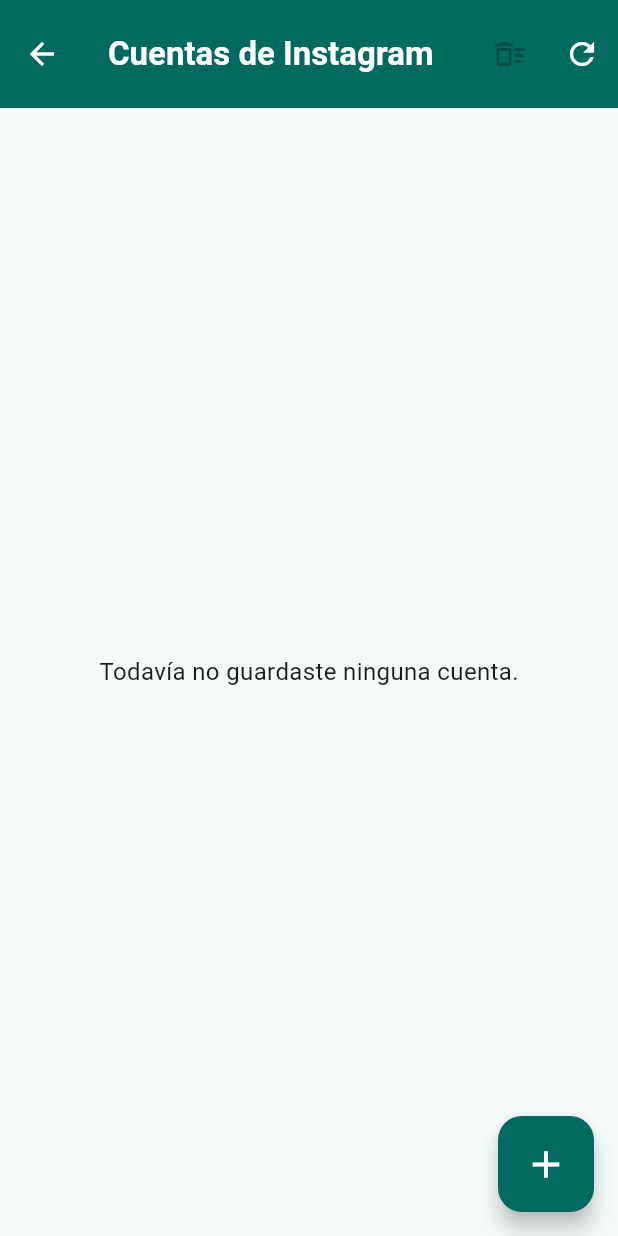
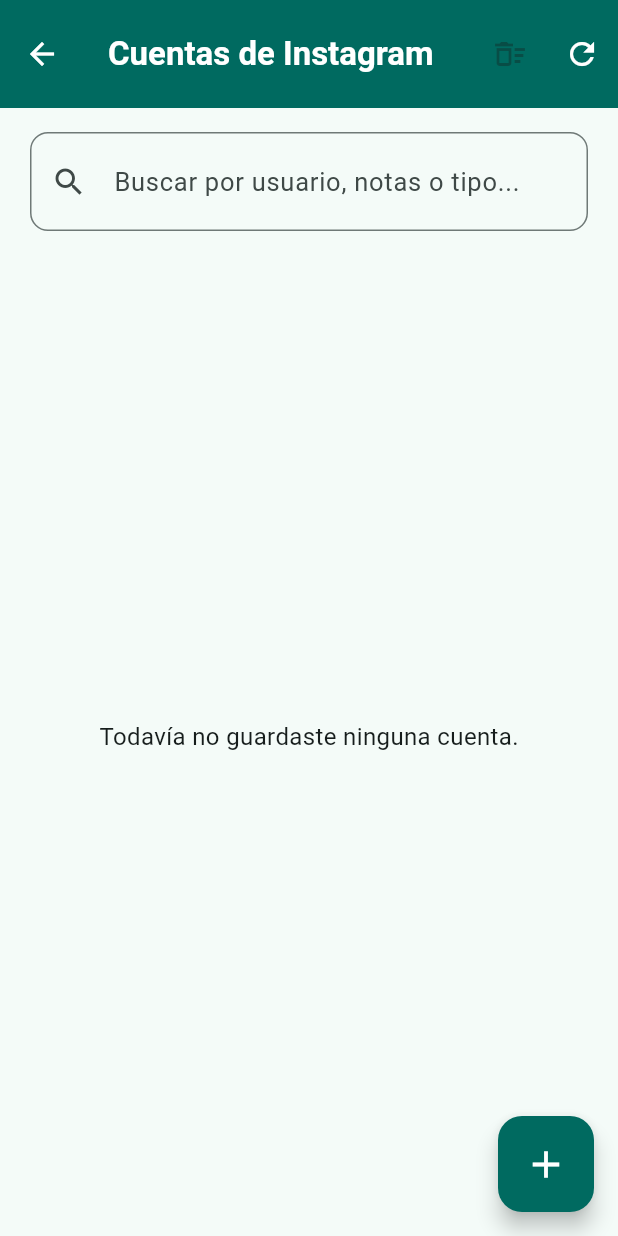
Before and after one commit to LudmilaCeleste/reels_manager, a Flutter app: the CuentasInstagramScreen screen opened directly, on a phone screen of 412 x 824 dp. Run offline on Flutter 3.47's test engine with Material 3 defaults, Android fonts, the phone set to English and light mode, and no system bars; our stand-ins replace cloud_firestore, equatable, firebase_auth, firebase_core, flutter_riverpod, table_calendar; missing offline and left inert: flutter_inappwebview; accounts and stored records are empty.

Commit message:
Buscador de cuentas de Instagram y sync automatico con el Calendario
Cuentas de Instagram suma un buscador (usuario, notas o tipo) para
manejar las que se van acumulando. Ademas, cargar o editar una
colaboracion con fecha ahora crea/actualiza sola el evento
correspondiente en el Calendario (y lo borra si se le saca la fecha o
se borra la colaboracion), sin tener que cargarlo a mano en las dos
pantallas.

```diff
--- a/lib/features/cuentas_instagram/presentation/screens/cuentas_instagram_screen.dart
+++ b/lib/features/cuentas_instagram/presentation/screens/cuentas_instagram_screen.dart
@@ -15,15 +15,35 @@
 /// Lista de cuentas de Instagram guardadas como referencia. Entrar a
 /// escribirle a una cuenta la marca como "vista" automáticamente; las
 /// que todavía no se revisaron se destacan para que salten a la vista.
-class CuentasInstagramScreen extends ConsumerWidget {
+class CuentasInstagramScreen extends ConsumerStatefulWidget {
   const CuentasInstagramScreen({super.key});
 
   @override
-  Widget build(BuildContext context, WidgetRef ref) {
+  ConsumerState<CuentasInstagramScreen> createState() =>
+      _CuentasInstagramScreenState();
+}
+
+class _CuentasInstagramScreenState
+    extends ConsumerState<CuentasInstagramScreen> {
+  final _busquedaController = TextEditingController();
+  String _busqueda = '';
+
+  @override
+  void dispose() {
+    _busquedaController.dispose();
+    super.dispose();
+  }
+
+  @override
+  Widget build(BuildContext context) {
     final cuentasAsync = ref.watch(cuentasInstagramStreamProvider);
     final cuentas = cuentasAsync.value ?? [];
     final cuentasVistas = cuentas.where((c) => c.vista).toList();
     final propuestas = ref.watch(propuestasStreamProvider).value ?? [];
+
+    Propuesta? propuestaDe(CuentaInstagram cuenta) => propuestas
+        .cast<Propuesta?>()
+        .firstWhere((p) => p?.id == cuenta.propuestaId, orElse: () => null);
 
     return Scaffold(
       appBar: AppBar(
@@ -56,7 +76,31 @@
           ),
         ],
       ),
-      body: cuentasAsync.when(
+      body: Column(
+        children: [
+          Padding(
+            padding: const EdgeInsets.fromLTRB(20, 16, 20, 4),
+            child: TextField(
+              controller: _busquedaController,
+              decoration: InputDecoration(
+                hintText: 'Buscar por usuario, notas o tipo...',
+                prefixIcon: const Icon(Icons.search),
+                suffixIcon: _busqueda.isEmpty
+                    ? null
+                    : IconButton(
+                        icon: const Icon(Icons.close),
+                        tooltip: 'Limpiar búsqueda',
+                        onPressed: () {
+                          _busquedaController.clear();
+                          setState(() => _busqueda = '');
+                        },
+                      ),
+              ),
+              onChanged: (valor) => setState(() => _busqueda = valor),
+            ),
+          ),
+          Expanded(
+            child: cuentasAsync.when(
               data: (cuentas) {
                 if (cuentas.isEmpty) {
                   return const Center(
@@ -64,9 +108,32 @@
                   );
                 }
 
-          final ordenadas = [...cuentas]..sort((a, b) {
+                final consulta = _busqueda.trim().toLowerCase();
+                final filtradas = consulta.isEmpty
+                    ? cuentas
+                    : cuentas.where((cuenta) {
+                        final propuesta = propuestaDe(cuenta);
+                        return cuenta.usuario.toLowerCase().contains(
+                              consulta,
+                            ) ||
+                            cuenta.notas.toLowerCase().contains(consulta) ||
+                            (propuesta?.titulo.toLowerCase().contains(
+                                  consulta,
+                                ) ??
+                                false);
+                      }).toList();
+
+                if (filtradas.isEmpty) {
+                  return const Center(
+                    child: Text('No se encontró ninguna cuenta con ese criterio.'),
+                  );
+                }
+
+                final ordenadas = [...filtradas]..sort((a, b) {
                   if (a.vista != b.vista) return a.vista ? 1 : -1;
-            return a.usuario.toLowerCase().compareTo(b.usuario.toLowerCase());
+                  return a.usuario.toLowerCase().compareTo(
+                    b.usuario.toLowerCase(),
+                  );
                 });
 
                 return ListView.builder(
@@ -74,18 +141,18 @@
                   itemCount: ordenadas.length,
                   itemBuilder: (context, index) {
                     final cuenta = ordenadas[index];
-              final propuesta = propuestas
-                  .cast<Propuesta?>()
-                  .firstWhere(
-                    (p) => p?.id == cuenta.propuestaId,
-                    orElse: () => null,
+                    return _TarjetaCuenta(
+                      cuenta: cuenta,
+                      propuesta: propuestaDe(cuenta),
                     );
-              return _TarjetaCuenta(cuenta: cuenta, propuesta: propuesta);
                   },
                 );
               },
               loading: () => const Center(child: CircularProgressIndicator()),
               error: (error, _) => Center(child: Text('Error: $error')),
+            ),
+          ),
+        ],
       ),
       floatingActionButton: FloatingActionButton(
         onPressed: () => mostrarFormularioCuentaInstagram(context, ref),
--- a/lib/main.dart
+++ b/lib/main.dart
@@ -9,9 +9,7 @@
 
 Future<void> main() async {
   WidgetsFlutterBinding.ensureInitialized();
-  await Firebase.initializeApp(
-    options: DefaultFirebaseOptions.currentPlatform,
-  );
+  await Firebase.initializeApp(options: DefaultFirebaseOptions.currentPlatform);
   await initializeDateFormatting('es');
   runApp(const ProviderScope(child: ReelsManagerApp()));
 }
```
Also changed, not shown: lib/features/colaboraciones/domain/usecases/actualizar_colaboracion.dart (+7 -3 lines), lib/features/colaboraciones/domain/usecases/agregar_colaboracion.dart (+7 -3 lines), lib/features/colaboraciones/domain/usecases/eliminar_colaboracion.dart (+8 -2 lines), lib/features/colaboraciones/domain/usecases/sincronizar_evento_colaboracion.dart (added, +37 -0 lines), lib/features/colaboraciones/presentation/providers/colaboracion_providers.dart (+13 -3 lines). Lines whose indentation alone changed are shown as unchanged.
